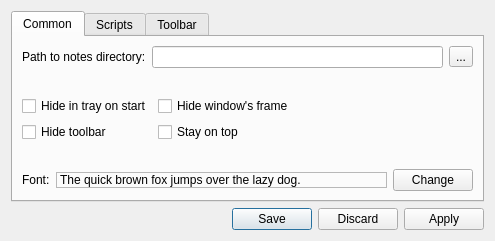
Old version of the form configdialog.ui in the repository proton/zNotes.
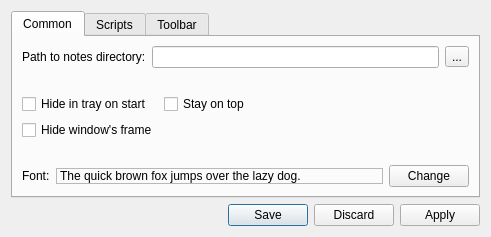
New version of the form. The open tabs and pages were chosen to show the change. Icons and pictures are not drawn.

What changed in the file:
```diff
--- a/configdialog.ui
+++ b/configdialog.ui
@@ -6,8 +6,8 @@
    <rect>
     <x>0</x>
     <y>0</y>
-    <width>495</width>
-    <height>241</height>
+    <width>491</width>
+    <height>237</height>
    </rect>
   </property>
   <property name="windowTitle">
@@ -69,20 +69,13 @@
           </widget>
          </item>
          <item row="1" column="0">
-          <widget class="QCheckBox" name="cb_ToolbarHide">
-           <property name="text">
-            <string>Hide toolbar</string>
-           </property>
-          </widget>
-         </item>
-         <item row="0" column="1">
           <widget class="QCheckBox" name="cb_FrameHide">
            <property name="text">
             <string>Hide window's frame</string>
            </property>
           </widget>
          </item>
-         <item row="1" column="1">
+         <item row="0" column="1">
           <widget class="QCheckBox" name="cb_StayTop">
            <property name="text">
             <string>Stay on top</string>
```
Left out of the diff: 2 changed lines with no effect on the pictures.
